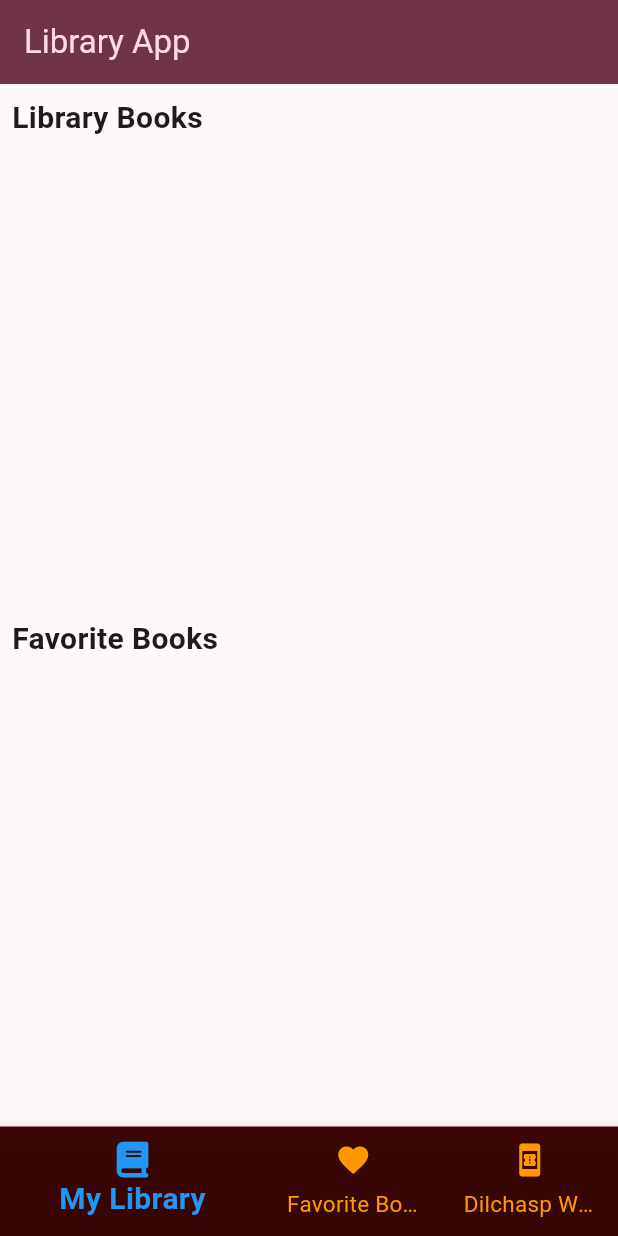
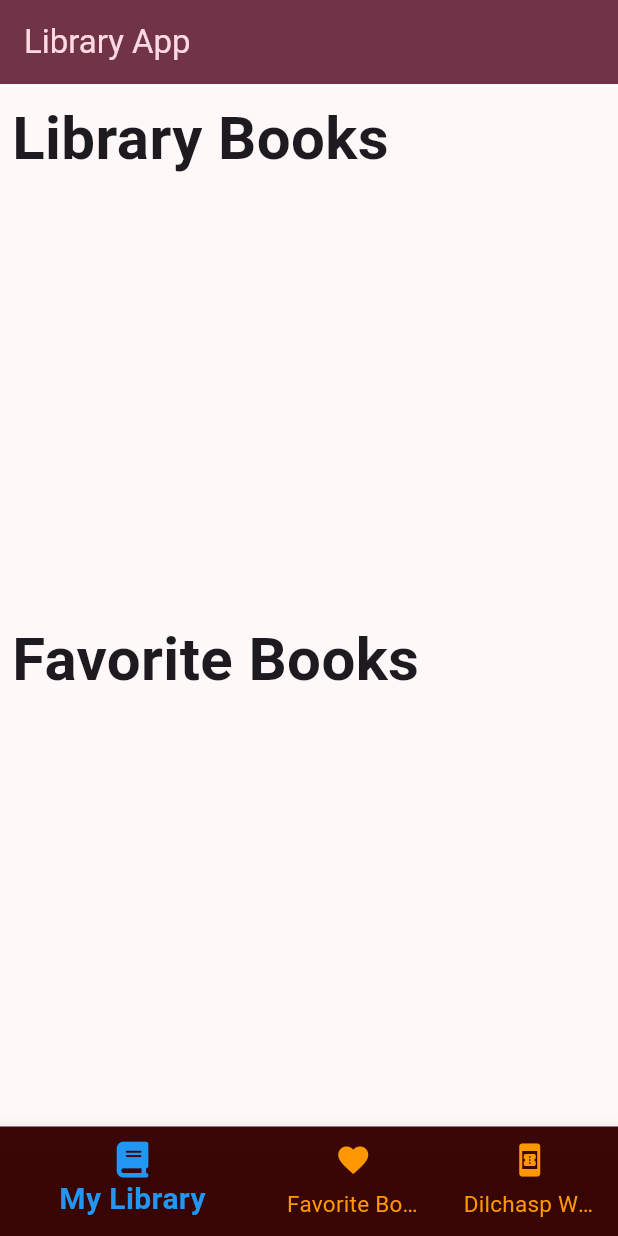
Before and after one commit to shossain786/my_book_lib, a Flutter app: the screen it shows after launch, on a phone screen of 412 x 824 dp. Run offline on Flutter 3.47's test engine with Material 3 defaults, Android fonts, the phone set to English and light mode, and no system bars; our stand-ins replace file_picker, font_awesome_flutter, shared_preferences; missing offline and left inert: flutter_pdfview, quran.

Commit message:
Fonts updated

```diff
--- a/lib/screens/home_screen.dart
+++ b/lib/screens/home_screen.dart
@@ -20,7 +20,10 @@ class MyApp extends StatelessWidget {
             padding: EdgeInsets.all(8.0),
             child: Text(
               'Library Books',
-              style: TextStyle(fontSize: 20, fontWeight: FontWeight.bold),
+              style: TextStyle(
+                fontSize: 40,
+                fontWeight: FontWeight.bold,
+              ),
             ),
           ),
           Expanded(
@@ -30,7 +33,10 @@ class MyApp extends StatelessWidget {
             padding: EdgeInsets.all(8.0),
             child: Text(
               'Favorite Books',
-              style: TextStyle(fontSize: 20, fontWeight: FontWeight.bold),
+              style: TextStyle(
+                fontSize: 40,
+                fontWeight: FontWeight.bold,
+              ),
             ),
           ),
           Expanded(
```
